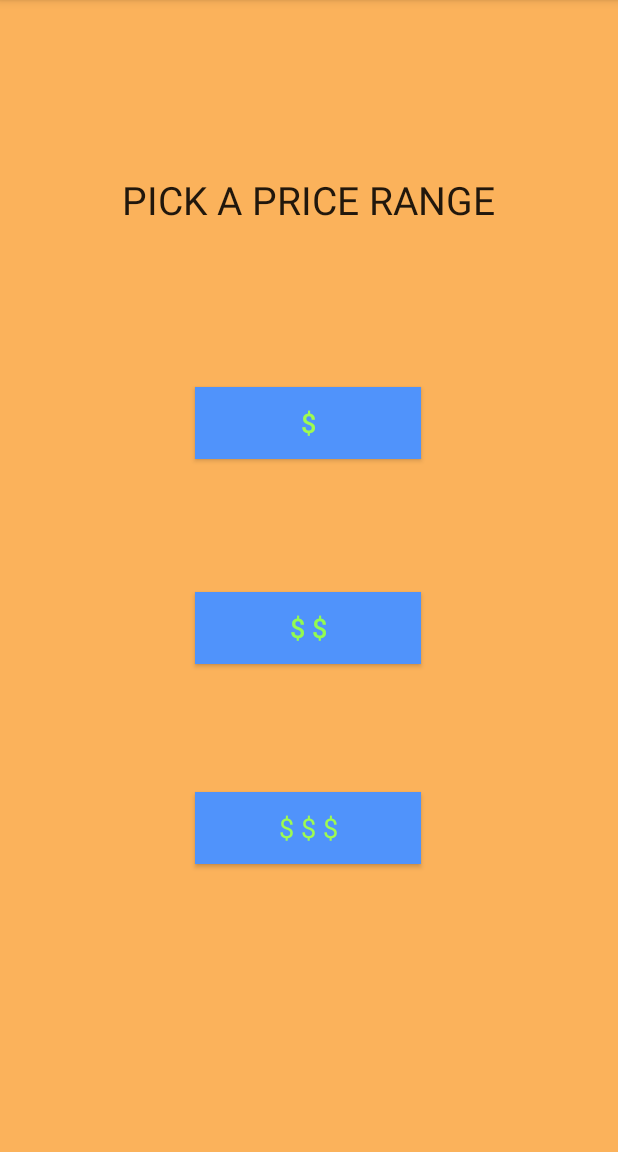
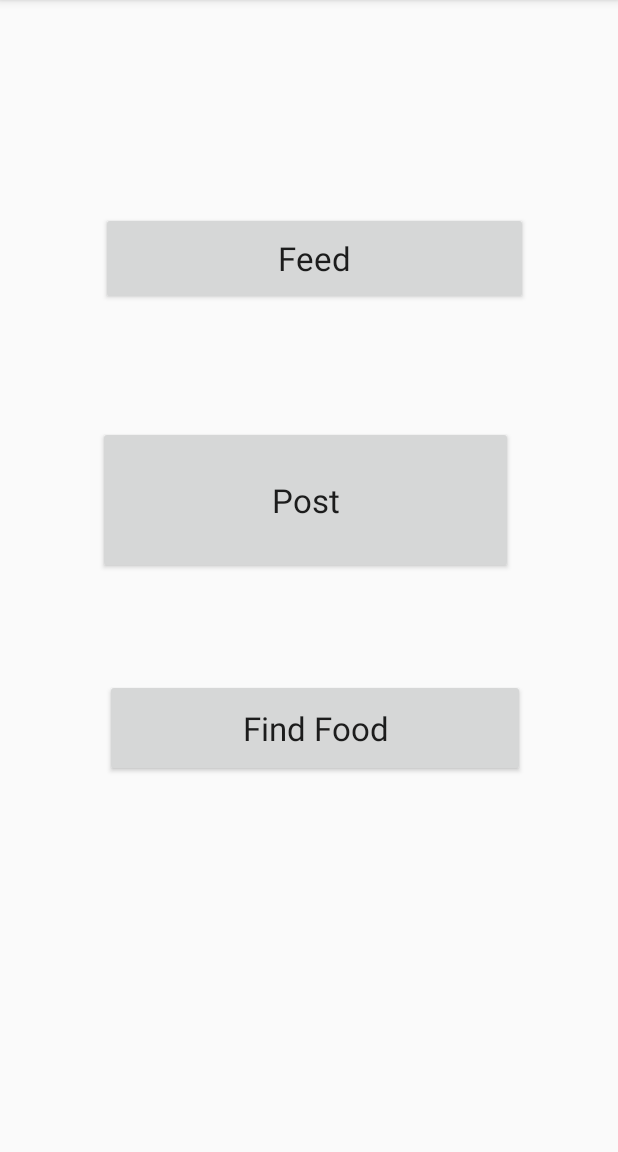
Before and after one commit to swechha16/FoodGram, an Android app: the CreateAccount screen opened directly, with no data from a screen before it, after a tap on "CREATE AN ACCOUNT", on a phone screen of 412 x 824 dp, the part 84-1236 px from its top. Run offline under Robolectric (Android 15) with nearby library versions, the phone set to English and light mode, and no system bars.

Commit message:
homepage, filterfoodfeed

```diff
--- a/FrontEnd/FoodGram/app/build.gradle
+++ b/FrontEnd/FoodGram/app/build.gradle
@@ -24,8 +24,8 @@ dependencies {
     androidTestCompile('com.android.support.test.espresso:espresso-core:2.2.2', {
         exclude group: 'com.android.support', module: 'support-annotations'
     })
-    compile 'com.android.support:appcompat-v7:26.+'
-    compile 'com.android.support.constraint:constraint-layout:1.0.2'
-    compile 'com.android.support:gridlayout-v7:25.3.1'
+    implementation 'com.android.support:appcompat-v7:26.+'
+    implementation 'com.android.support.constraint:constraint-layout:1.0.2'
+    implementation 'com.android.support:gridlayout-v7:25.3.1'
     testCompile 'junit:junit:4.12'
 }
--- a/FrontEnd/FoodGram/app/src/main/java/com/foodgram/CreateAccount.java
+++ b/FrontEnd/FoodGram/app/src/main/java/com/foodgram/CreateAccount.java
@@ -28,7 +28,7 @@ public class CreateAccount extends AppCompatActivity {
 
 
 public void onButtonClick(View v){
-Intent myIntent = new Intent(this,   PriceRange.class);
+Intent myIntent = new Intent(this,  HomePageWithFeedPost.class);
     startActivity(myIntent);
 
 }
--- /dev/null
+++ b/FrontEnd/FoodGram/app/src/main/java/com/foodgram/HomePageWithFeedPost.java
@@ -0,0 +1,59 @@
+package com.foodgram;
+
+import android.content.Intent;
+import android.support.v7.app.AppCompatActivity;
+import android.os.Bundle;
+import android.view.View;
+import android.widget.Button;
+
+public class HomePageWithFeedPost extends AppCompatActivity {
+    Button feed_move;
+    Button make_post_move;
+    Button find_food_move;
+
+    @Override
+    protected void onCreate(Bundle savedInstanceState) {
+        super.onCreate(savedInstanceState);
+        setContentView(R.layout.activity_home_page_with_feed_post);
+       feed_move = findViewById(R.id.clickToFeedButton);
+       make_post_move = findViewById(R.id.clickToPostButton);
+       find_food_move = findViewById(R.id.clickToFindFood);
+
+
+        // should move to feed page
+        feed_move.setOnClickListener( new View.OnClickListener(){
+            public void onClick (View v){
+                feed_page(v);
+            }
+        });
+
+        // should move to make post page
+        make_post_move.setOnClickListener(new View.OnClickListener(){
+            public void onClick(View v){
+                make_post_page(v);
+            }
+        });
+
+        //should move to find food
+        find_food_move.setOnClickListener( new View.OnClickListener(){
+            public void onClick (View v){
+                find_food_page(v);
+            }
+        });
+    }
+
+    public void feed_page(View v){
+        Intent intent = new Intent(this, PersonalFeedPage.class);
+        startActivity(intent);
+    }
+
+    public void make_post_page(View v){
+        Intent intent = new Intent(this, MakePostPage.class);
+        startActivity(intent);
+    }
+
+    public void find_food_page(View v){
+        Intent intent = new Intent(this, FoodTags.class);
+        startActivity(intent);
+    }
+}
--- /dev/null
+++ b/FrontEnd/FoodGram/app/src/main/res/layout/activity_home_page_with_feed_post.xml
@@ -0,0 +1,51 @@
+<?xml version="1.0" encoding="utf-8"?>
+<RelativeLayout xmlns:android="http://schemas.android.com/apk/res/android"
+    xmlns:app="http://schemas.android.com/apk/res-auto"
+    xmlns:tools="http://schemas.android.com/tools"
+    android:layout_width="match_parent"
+    android:layout_height="match_parent"
+    tools:context=".HomePageWithFeedPost">
+
+    <Button
+        android:id="@+id/clickToFeedButton"
+        android:layout_width="284dp"
+        android:layout_height="62dp"
+        android:layout_alignParentLeft="true"
+        android:layout_alignParentTop="true"
+        android:layout_alignParentRight="true"
+        android:layout_alignParentBottom="false"
+        android:layout_marginLeft="67dp"
+        android:layout_marginTop="141dp"
+        android:layout_marginRight="60dp"
+        android:layout_marginBottom="185dp"
+        android:text="Feed"
+        android:textAppearance="@style/TextAppearance.AppCompat.Large" />
+
+    <Button
+        android:id="@+id/clickToPostButton"
+        android:layout_width="wrap_content"
+        android:layout_height="62dp"
+        android:layout_alignParentLeft="true"
+        android:layout_alignParentTop="true"
+        android:layout_alignParentRight="true"
+        android:layout_alignParentBottom="true"
+        android:layout_marginLeft="65dp"
+        android:layout_marginTop="284dp"
+        android:layout_marginRight="70dp"
+        android:layout_marginBottom="385dp"
+        android:text="Post"
+        android:textAppearance="@style/TextAppearance.AppCompat.Large" />
+
+    <Button
+        android:id="@+id/clickToFindFood"
+        android:layout_width="279dp"
+        android:layout_height="65dp"
+        android:layout_alignParentLeft="true"
+        android:layout_alignParentRight="true"
+        android:layout_alignParentBottom="true"
+        android:layout_marginLeft="70dp"
+        android:layout_marginRight="62dp"
+        android:layout_marginBottom="250dp"
+        android:text="Find Food"
+        android:textAppearance="@style/TextAppearance.AppCompat.Large" />
+</RelativeLayout>
```
Also changed, not shown: FrontEnd/FoodGram/app/src/main/AndroidManifest.xml (+6 -3 lines), FrontEnd/FoodGram/app/src/main/java/com/foodgram/FilteredFoodFeed.java (added, +13 -0 lines), FrontEnd/FoodGram/app/src/main/java/com/foodgram/FoodTags.java (+28 -0 lines), FrontEnd/FoodGram/app/src/main/java/com/foodgram/MakePostPage.java (added, +13 -0 lines), FrontEnd/FoodGram/app/src/main/java/com/foodgram/PersonalFeedPage.java (added, +13 -0 lines), FrontEnd/FoodGram/app/src/main/res/layout/activity_filtered_food_feed.xml (added, +9 -0 lines), FrontEnd/FoodGram/app/src/main/res/layout/activity_food_tags.xml (+20 -14 lines), FrontEnd/FoodGram/app/src/main/res/layout/activity_make_post_page.xml (added, +9 -0 lines), FrontEnd/FoodGram/app/src/main/res/layout/activity_personal_feed_page.xml (added, +9 -0 lines).
